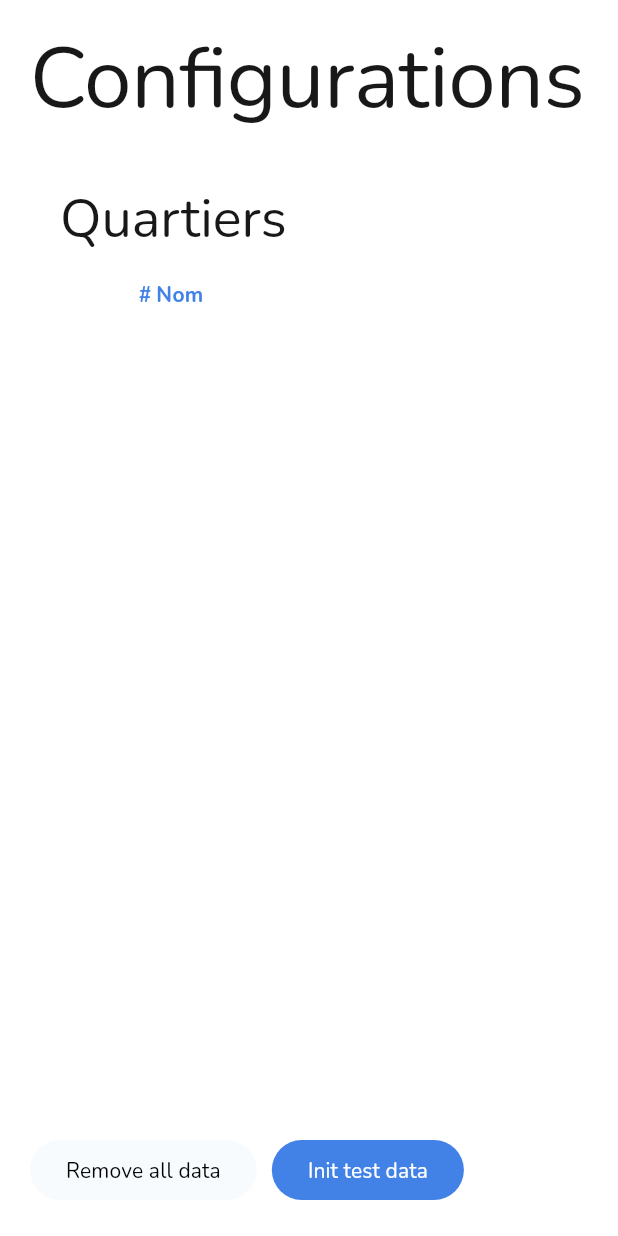
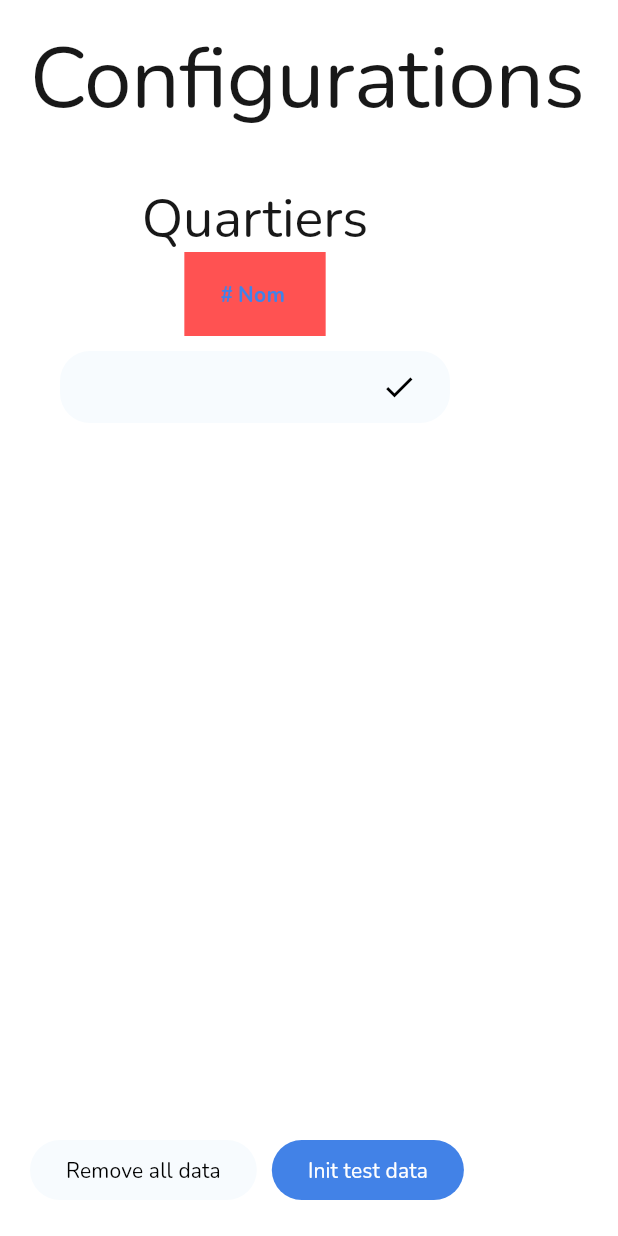
Before and after one commit to rmedard/nevada, a Flutter app: the Configurations widget shown alone on an empty page, opened directly, on a phone screen of 412 x 824 dp. Run offline on Flutter 3.47's test engine with Material 2 defaults, Android fonts, the phone set to English and light mode, and no system bars; our stand-ins replace basic_utils, fl_chart, flutter_form_builder, google_fonts, hive, hive_flutter and 1 more; missing offline and left inert: window_manager; accounts and stored records are empty.

```diff
--- a/lib/ui/components/customers_list.dart
+++ b/lib/ui/components/customers_list.dart
@@ -15,6 +15,7 @@ import 'package:nevada/ui/forms/customer_edit_form.dart';
 import 'package:nevada/ui/screens/entities/customer_page.dart';
 import 'package:nevada/ui/utils/nevada_icons.dart';
 import 'package:nevada/ui/utils/ui_utils.dart';
+import 'package:nevada/utils/date_tools.dart';
 import 'package:provider/provider.dart';
 import 'package:uuid/uuid.dart';
 
@@ -56,7 +57,7 @@ class _CustomersListState extends State<CustomersList> {
             ],
           )),
           DataCell(Text(customer.phone)),
-          DataCell(Text(customer.lastDeliveryDate != null ? DateFormat('dd/MM/yyyy').format(customer.lastDeliveryDate!) : '-')),
+          DataCell(Text(customer.lastDeliveryDate != null ? DateTools.basicDateFormatter.format(customer.lastDeliveryDate!) : '-')),
           DataCell(customer.balanceText),
           DataCell(Row(
             children: [
--- a/lib/ui/components/delivery_payment_status.dart
+++ b/lib/ui/components/delivery_payment_status.dart
@@ -1,6 +1,7 @@
 import 'package:flutter/material.dart';
 import 'package:intl/intl.dart';
 import 'package:nevada/model/transaction.dart';
+import 'package:nevada/utils/date_tools.dart';
 
 class DeliveryPaymentStatus extends StatefulWidget {
 
@@ -21,7 +22,7 @@ class _DeliveryPaymentStatusState extends State<DeliveryPaymentStatus> {
   final _dateController = TextEditingController();
 
   String selectedDateValue() {
-    return DateFormat('dd/MM/yyyy').format(selectedDate ?? DateTime.now());
+    return DateTools.basicDateFormatter.format(selectedDate ?? DateTime.now());
   }
 
   @override
--- a/lib/ui/constants.dart
+++ b/lib/ui/constants.dart
@@ -2,6 +2,7 @@ import 'package:flutter/material.dart';
 import 'package:nevada/ui/screens/clients.dart';
 import 'package:nevada/ui/screens/configurations.dart';
 import 'package:nevada/ui/screens/deliveries.dart';
+import 'package:nevada/ui/screens/employees.dart';
 import 'package:nevada/ui/screens/home.dart';
 import 'package:nevada/ui/screens/stock.dart';
 import 'package:nevada/ui/screens/transactions.dart';
@@ -33,6 +34,7 @@ var menuElements = [
   MenuElement(menuLabel: MenuItemLabel.deliveries, icon: const Icon(Nevada.truck), iconFill: const Icon(Nevada.truck_fill), body: const Deliveries()),
   MenuElement(menuLabel: MenuItemLabel.transactions, icon: const Icon(Nevada.coins), iconFill: const Icon(Nevada.coins_fill), body: const Transactions()),
   MenuElement(menuLabel: MenuItemLabel.customers, icon: const Icon(Nevada.users), iconFill: const Icon(Nevada.users_fill), body: const Clients()),
+  MenuElement(menuLabel: MenuItemLabel.employees, icon: const Icon(Nevada.users), iconFill: const Icon(Nevada.users_fill), body: const Employees()),
   MenuElement(menuLabel: MenuItemLabel.stock, icon: const Icon(Nevada.stock), iconFill: const Icon(Nevada.stock_fill), body: const Stock()),
   MenuElement(menuLabel: MenuItemLabel.configuration, icon: const Icon(Nevada.settings), iconFill: const Icon(Nevada.settings_fill), body: const Configurations()),
 ];
--- /dev/null
+++ b/lib/ui/screens/config/regions_config_block.dart
@@ -0,0 +1,96 @@
+import 'package:basic_utils/basic_utils.dart';
+import 'package:collection/collection.dart';
+import 'package:flutter/material.dart';
+import 'package:nevada/services/configurations_service.dart';
+import 'package:nevada/ui/components/metric_card.dart';
+
+class RegionsConfigBlock extends StatefulWidget {
+  const RegionsConfigBlock({Key? key}) : super(key: key);
+
+  @override
+  State<RegionsConfigBlock> createState() => _RegionsConfigBlockState();
+}
+
+class _RegionsConfigBlockState extends State<RegionsConfigBlock> {
+
+  late TextEditingController newRegionEditController;
+  late bool newRegionHasText = false;
+
+
+  @override
+  void initState() {
+    super.initState();
+    newRegionEditController = TextEditingController();
+    newRegionEditController.addListener(() {
+      if (StringUtils.isNotNullOrEmpty(newRegionEditController.value.text) != newRegionHasText) {
+       setState(() {
+         newRegionHasText = StringUtils.isNotNullOrEmpty(newRegionEditController.value.text);
+       });
+      }
+    });
+  }
+
+  @override
+  Widget build(BuildContext context) {
+    var regions = ConfigurationsService().getRegions(hasAllOption: false);
+    var textTheme = Theme.of(context).textTheme;
+    var colorScheme = Theme.of(context).colorScheme;
+    return MetricCard(
+      horizontalPadding: 20,
+      verticalPadding: 20,
+      body: Column(
+        mainAxisSize: MainAxisSize.min,
+        children: [
+          Text('Quartiers', style: textTheme.displaySmall),
+          SingleChildScrollView(
+            child: DataTable(
+                decoration: const BoxDecoration(color: Colors.redAccent),
+                columns: const [
+                  DataColumn(label: Text('#')),
+                  DataColumn(label: Text('Nom')),
+                  DataColumn(label: Text('')),
+                ],
+                rows: regions.entries.mapIndexed<DataRow>((index, element) => DataRow(cells: [
+                  DataCell(Text(('${++index}.'))),
+                  DataCell(Text(element.value)),
+                  DataCell(Row(children: [
+                    IconButton(
+                        icon: const Icon(Icons.edit),
+                        iconSize: 20,
+                        splashRadius: 20,
+                        onPressed: (){}),
+                    IconButton(
+                        icon: const Icon(Icons.delete),
+                        iconSize: 20,
+                        splashRadius: 20,
+                        onPressed: (){}),
+                  ],))
+                ])).toList()),
+          ),
+          const SizedBox(height: 10),
+          Container(
+            padding: const EdgeInsets.symmetric(horizontal: 10, vertical: 0),
+            decoration: BoxDecoration(
+              color: colorScheme.secondary,
+              borderRadius: BorderRadius.circular(20),
+            ),
+            child: TextField(
+              decoration: InputDecoration(
+                  suffixIcon: IconButton(
+                      onPressed: newRegionHasText ? (){
+                        ConfigurationsService().createNewRegion(newRegionEditController.value.text).then((value) {
+                          setState(() {
+                            newRegionEditController.clear();
+                          });
+                        });
+                      } : null,
+                      color: colorScheme.primary,
+                      icon: const Icon(Icons.check))),
+              controller: newRegionEditController
+            ),
+          )
+        ],
+      ),
+    );
+  }
+}
--- a/lib/ui/screens/configurations.dart
+++ b/lib/ui/screens/configurations.dart
@@ -3,6 +3,7 @@ import 'package:flutter/material.dart';
 import 'package:nevada/services/configurations_service.dart';
 import 'package:nevada/services/test_data_service.dart';
 import 'package:nevada/ui/components/metric_card.dart';
+import 'package:nevada/ui/screens/config/regions_config_block.dart';
 import 'package:nevada/ui/screens/elements/screen_elements.dart';
 
 class Configurations extends StatefulWidget {
@@ -17,6 +18,7 @@ class _ConfigurationsState extends State<Configurations> {
   Widget build(BuildContext context) {
     var regions = ConfigurationsService().getRegions(hasAllOption: false);
     var textTheme = Theme.of(context).textTheme;
+    var colorScheme = Theme.of(context).colorScheme;
     return ScreenElements().defaultBodyFrame(
         context: context,
         title: 'Configurations',
@@ -27,36 +29,9 @@ class _ConfigurationsState extends State<Configurations> {
             children: [
               Row(
                 children: [
-                  MetricCard(
-                    horizontalPadding: 20,
-                    verticalPadding: 20,
-                    body: Column(
-                      children: [
-                        Text('Quartiers', style: textTheme.displaySmall),
-                        DataTable(
-                            columns: const [
-                              DataColumn(label: Text('#')),
-                              DataColumn(label: Text('Nom')),
-                              DataColumn(label: Text('')),
-                            ],
-                            rows: regions.entries.mapIndexed<DataRow>((index, element) => DataRow(cells: [
-                              DataCell(Text(('${++index}.'))),
-                              DataCell(Text(element.value)),
-                              DataCell(Row(children: [
-                                IconButton(
-                                    icon: const Icon(Icons.edit),
-                                    iconSize: 20,
-                                    splashRadius: 20,
-                                    onPressed: (){}),
-                                IconButton(
-                                    icon: const Icon(Icons.delete),
-                                    iconSize: 20,
-                                    splashRadius: 20,
-                                    onPressed: (){}),
-                              ],))
-                            ])).toList())
-                      ],
-                    ),
+                  SizedBox(
+                    width: 300,
+                    child: RegionsConfigBlock(),
                   )
                 ],
               ),
--- a/lib/ui/screens/deliveries.dart
+++ b/lib/ui/screens/deliveries.dart
@@ -9,6 +9,7 @@ import 'package:nevada/services/configurations_service.dart';
 import 'package:nevada/services/deliveries_service.dart';
 import 'package:nevada/ui/components/metric_card.dart';
 import 'package:nevada/ui/utils/nevada_icons.dart';
+import 'package:nevada/utils/date_tools.dart';
 
 import 'elements/screen_elements.dart';
 
@@ -145,7 +146,7 @@ class _DeliveriesState extends State<Deliveries> {
                             borderRadius: BorderRadius.circular(10)),
                         child: FormBuilderDateRangePicker(
                           name: 'search_deliveries_date_range',
-                          format: DateFormat('dd/MM/yyyy'),
+                          format: DateTools.basicDateFormatter,
                           decoration: const InputDecoration(
                               label: Text('Periode'),
                               prefixIcon: Icon(Icons.calendar_month)),
--- a/lib/ui/utils/menu_item.dart
+++ b/lib/ui/utils/menu_item.dart
@@ -20,6 +20,8 @@ extension MenuLabel on MenuElement {
         return 'Transactions';
       case MenuItemLabel.customers:
         return 'Clients';
+      case MenuItemLabel.employees:
+        return 'Personnel';
       case MenuItemLabel.stock:
         return 'Stock';
       case MenuItemLabel.configuration:
@@ -29,5 +31,5 @@ extension MenuLabel on MenuElement {
 }
 
 enum MenuItemLabel {
-  dashboard, deliveries, transactions, customers, stock, configuration;
+  dashboard, deliveries, transactions, customers, employees, stock, configuration;
 }
```
Also changed, not shown: lib/model/dtos/holiday_span.dart (added, +7 -0 lines), lib/model/dtos/salary_pay.dart (added, +8 -0 lines), lib/model/employee.dart (added, +29 -0 lines), lib/services/configurations_service.dart (+7 -0 lines), lib/ui/screens/employees.dart (added, +19 -0 lines), lib/ui/screens/transactions.dart (+5 -3 lines), lib/model/employee.g.dart (added).
